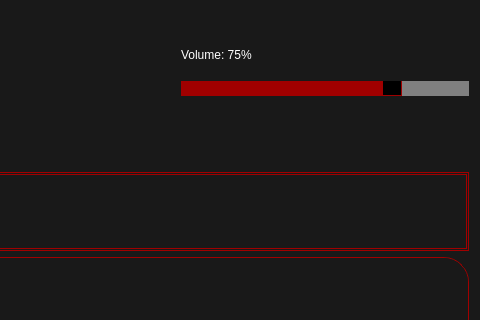
Flone-dnb/BloodyPlayer, file src/View/MainWindow/mainwindow.ui: the form before one commit; both pictures show x 705 to 1185 and y 0 to 320 of the 1185 by 714 pixel window.
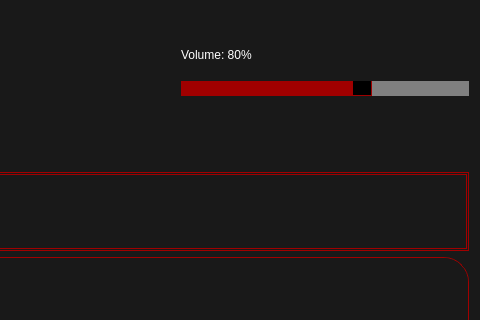
The form after the commit. Icons and pictures are not drawn. Custom widgets are drawn as their Qt base class.

Commit message: Set max volume to 125.

Diff of the .ui file:
```diff
--- a/src/View/MainWindow/mainwindow.ui
+++ b/src/View/MainWindow/mainwindow.ui
@@ -1377,7 +1377,7 @@
            <string notr="true">background-color: rgba(255, 255, 255, 0);</string>
           </property>
           <property name="text">
-           <string>Volume: 75%</string>
+           <string>Volume: 80%</string>
           </property>
          </widget>
         </item>
@@ -1433,10 +1433,10 @@
 }</string>
           </property>
           <property name="maximum">
-           <number>100</number>
+           <number>125</number>
           </property>
           <property name="value">
-           <number>75</number>
+           <number>80</number>
           </property>
           <property name="orientation">
            <enum>Qt::Horizontal</enum>
```
